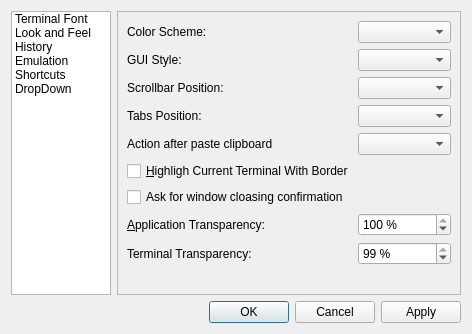
Above: src/forms/propertiesdialog.ui from lxqt/qterminal before the change. Below: the same form after it.
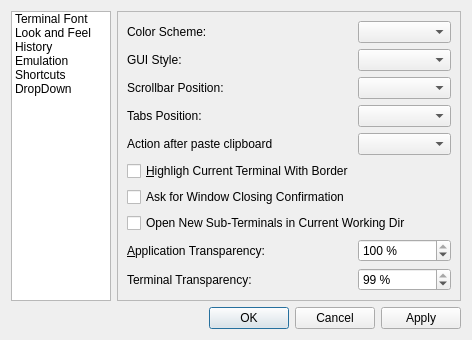
That is the form after the change.

Commit message: fixed #4 Open new tab in same working directory

```diff
--- a/src/forms/propertiesdialog.ui
+++ b/src/forms/propertiesdialog.ui
@@ -178,7 +178,20 @@
        <item row="4" column="2">
         <widget class="QComboBox" name="motionAfterPasting_comboBox"/>
        </item>
-       <item row="9" column="2">
+       <item row="12" column="0">
+        <spacer name="verticalSpacer_3">
+         <property name="orientation">
+          <enum>Qt::Vertical</enum>
+         </property>
+         <property name="sizeHint" stdset="0">
+          <size>
+           <width>20</width>
+           <height>0</height>
+          </size>
+         </property>
+        </spacer>
+       </item>
+       <item row="10" column="2">
         <widget class="QSpinBox" name="termOpacityBox">
          <property name="suffix">
           <string> %</string>
@@ -205,14 +218,14 @@
          </property>
         </widget>
        </item>
-       <item row="9" column="0">
+       <item row="10" column="0">
         <widget class="QLabel" name="label">
          <property name="text">
           <string>Terminal Transparency:</string>
          </property>
         </widget>
        </item>
-       <item row="8" column="0" colspan="2">
+       <item row="9" column="0" colspan="2">
         <widget class="QLabel" name="label_4">
          <property name="text">
           <string>&amp;Application Transparency:</string>
@@ -222,20 +235,7 @@
          </property>
         </widget>
        </item>
-       <item row="11" column="0">
-        <spacer name="verticalSpacer_3">
-         <property name="orientation">
-          <enum>Qt::Vertical</enum>
-         </property>
-         <property name="sizeHint" stdset="0">
-          <size>
-           <width>20</width>
-           <height>0</height>
-          </size>
-         </property>
-        </spacer>
-       </item>
-       <item row="8" column="2">
+       <item row="9" column="2">
         <widget class="QSpinBox" name="appOpacityBox">
          <property name="suffix">
           <string> %</string>
@@ -274,7 +274,14 @@
        <item row="7" column="0" colspan="3">
         <widget class="QCheckBox" name="askOnExitCheckBox">
          <property name="text">
-          <string>Ask for window cloasing confirmation</string>
+          <string>Ask for Window Closing Confirmation</string>
+         </property>
+        </widget>
+       </item>
+       <item row="8" column="0" colspan="3">
+        <widget class="QCheckBox" name="useCwdCheckBox">
+         <property name="text">
+          <string>Open New Sub-Terminals in Current Working Dir</string>
          </property>
         </widget>
        </item>
```
The commit also changes 6 other files.
